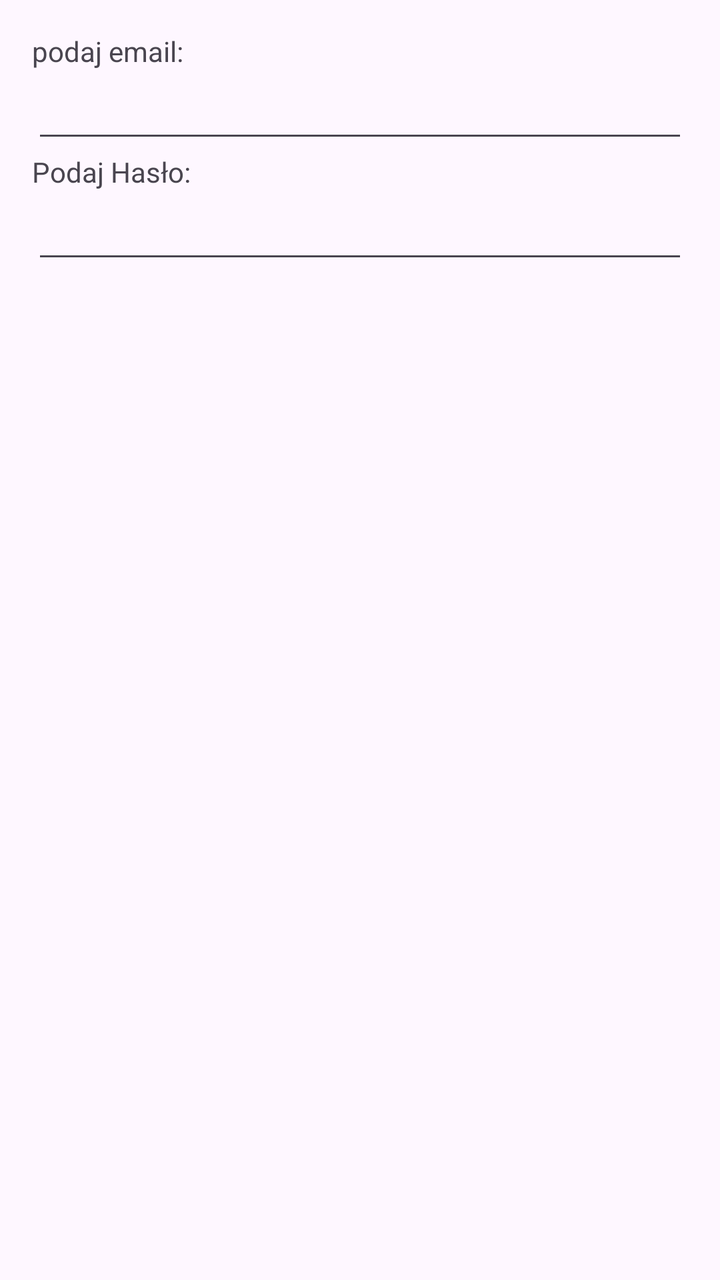
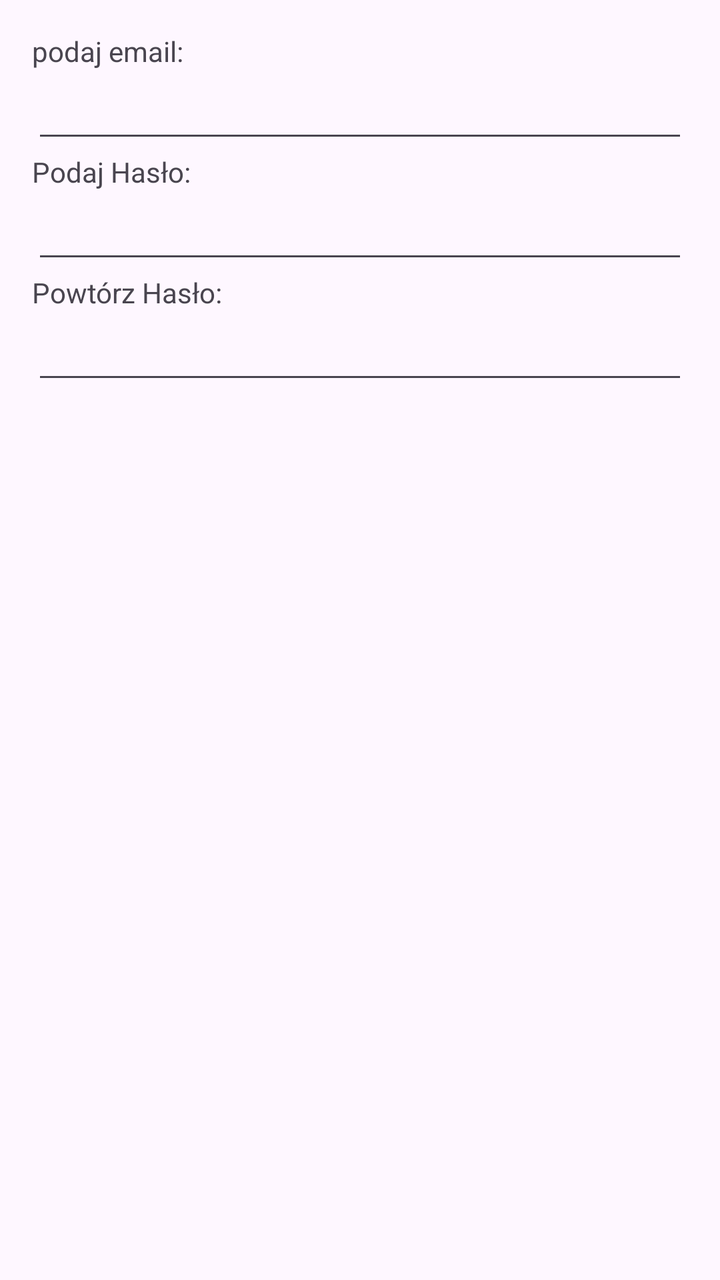

Compare the two renders of this Android layout. The source of the first and the diff that turns it into the second are given below.
<!-- AndroidManifest.xml: application theme Theme.Rejestr -->
<!-- res/layout/activity_main.xml -->
<?xml version="1.0" encoding="utf-8"?>
<LinearLayout xmlns:android="http://schemas.android.com/apk/res/android"
    xmlns:tools="http://schemas.android.com/tools"
    android:id="@+id/main"
    android:layout_width="match_parent"
    android:layout_height="match_parent"
    android:orientation="vertical"
    android:padding="16dp"
    tools:context=".MainActivity">


    <TextView
        android:id="@+id/textView"
        android:layout_width="match_parent"
        android:layout_height="wrap_content"
        android:text="podaj email:" />

    <EditText
        android:id="@+id/editTextTextEmailAddress"
        android:layout_width="match_parent"
        android:layout_height="wrap_content"
        android:ems="10"
        android:inputType="textEmailAddress" />

    <TextView
        android:id="@+id/textView3"
        android:layout_width="match_parent"
        android:layout_height="wrap_content"
        android:text="Podaj Hasło:" />

    <EditText
        android:id="@+id/editTextTextPassword"
        android:layout_width="match_parent"
        android:layout_height="wrap_content"
        android:ems="10"
        android:inputType="textPassword" />
</LinearLayout>
<!-- resources referenced by this layout -->
<resources>
  <style name="Theme.Rejestr" parent="Base.Theme.Rejestr" />
  <style name="Base.Theme.Rejestr" parent="Theme.Material3.DayNight.NoActionBar">
          
          
      </style>
</resources>

<!-- the commit's change to res/layout/activity_main.xml (unified diff, before → after) -->
@@ -34,4 +34,17 @@
         android:layout_height="wrap_content"
         android:ems="10"
         android:inputType="textPassword" />
+
+    <TextView
+        android:id="@+id/textView4"
+        android:layout_width="match_parent"
+        android:layout_height="wrap_content"
+        android:text="Powtórz Hasło:" />
+
+    <EditText
+        android:id="@+id/editTextTextPassword2"
+        android:layout_width="match_parent"
+        android:layout_height="wrap_content"
+        android:ems="10"
+        android:inputType="textPassword" />
 </LinearLayout>
